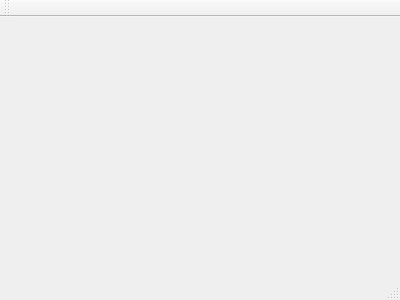
Above: Controller/mainwindow.ui from fatvlady/dbus-test before the change. Below: the same form after it.
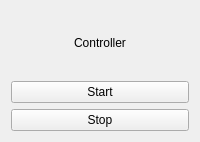
That is the form after the change.

```diff
--- a/Controller/mainwindow.ui
+++ b/Controller/mainwindow.ui
@@ -6,33 +6,53 @@
    <rect>
     <x>0</x>
     <y>0</y>
-    <width>400</width>
-    <height>300</height>
+    <width>200</width>
+    <height>142</height>
    </rect>
   </property>
+  <property name="minimumSize">
+   <size>
+    <width>200</width>
+    <height>0</height>
+   </size>
+  </property>
   <property name="windowTitle">
    <string>MainWindow</string>
   </property>
-  <widget class="QWidget" name="centralWidget"/>
-  <widget class="QMenuBar" name="menuBar">
-   <property name="geometry">
-    <rect>
-     <x>0</x>
-     <y>0</y>
-     <width>400</width>
-     <height>22</height>
-    </rect>
+  <widget class="QWidget" name="centralWidget">
+   <property name="minimumSize">
+    <size>
+     <width>100</width>
+     <height>0</height>
+    </size>
    </property>
+   <layout class="QVBoxLayout" name="verticalLayout_3">
+    <item>
+     <widget class="QLabel" name="label">
+      <property name="text">
+       <string>Controller</string>
+      </property>
+      <property name="alignment">
+       <set>Qt::AlignCenter</set>
+      </property>
+     </widget>
+    </item>
+    <item>
+     <widget class="QPushButton" name="startButton">
+      <property name="text">
+       <string>Start</string>
+      </property>
+     </widget>
+    </item>
+    <item>
+     <widget class="QPushButton" name="stopButton">
+      <property name="text">
+       <string>Stop</string>
+      </property>
+     </widget>
+    </item>
+   </layout>
   </widget>
-  <widget class="QToolBar" name="mainToolBar">
-   <attribute name="toolBarArea">
-    <enum>TopToolBarArea</enum>
-   </attribute>
-   <attribute name="toolBarBreak">
-    <bool>false</bool>
-   </attribute>
-  </widget>
-  <widget class="QStatusBar" name="statusBar"/>
  </widget>
  <layoutdefault spacing="6" margin="11"/>
  <resources/>
```
Left out of the diff: 39 changed lines with no effect on the pictures.
